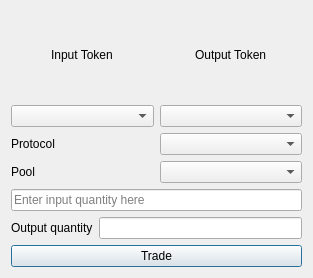
Above: TradeDialog.ui from LiquidityProtocol/AMM-Simulator before the change. Below: the same form after it.
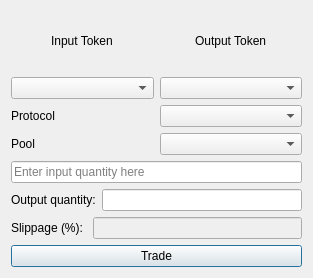
That is the form after the change.

```diff
--- a/TradeDialog.ui
+++ b/TradeDialog.ui
@@ -86,7 +86,7 @@
      <item>
       <widget class="QLabel" name="label_4">
        <property name="text">
-        <string>Output quantity</string>
+        <string>Output quantity:</string>
        </property>
       </widget>
      </item>
@@ -99,6 +99,27 @@
      </item>
     </layout>
    </item>
+   <item>
+    <layout class="QHBoxLayout" name="horizontalLayout_slippage">
+     <property name="bottomMargin">
+      <number>0</number>
+     </property>
+     <item>
+      <widget class="QLabel" name="label_slippage">
+       <property name="text">
+        <string>Slippage (%): </string>
+       </property>
+      </widget>
+     </item>
+     <item>
+      <widget class="QLineEdit" name="lineEdit_slippage">
+       <property name="enabled">
+        <bool>false</bool>
+       </property>
+      </widget>
+     </item>
+    </layout>
+   </item>
    <item>
     <widget class="QPushButton" name="pushButton">
      <property name="text">
```
